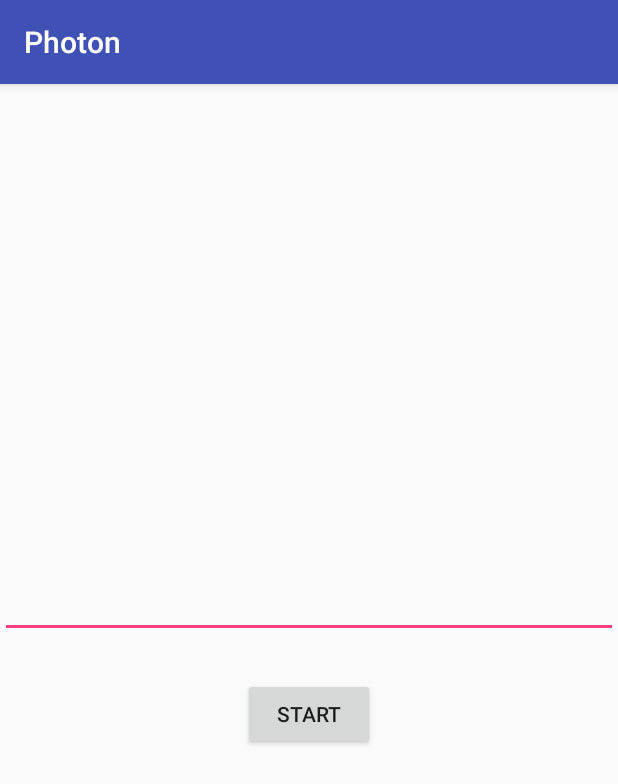
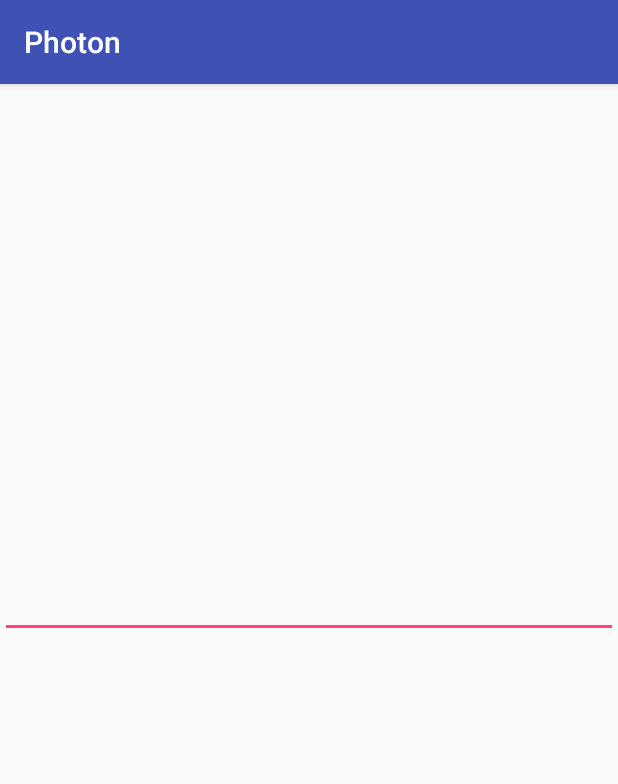
Before and after one commit to amitness/photon, an Android app: the ReceiveActivity screen opened directly, with no data from a screen before it, on a phone screen of 412 x 824 dp. Shown: the top 784 px of the screen. Run offline under Robolectric (Android 15) with nearby library versions, the phone set to English and light mode, and no system bars.

Commit message:
Remove manual start from receiver

```diff
--- a/app/src/main/java/com/amitness/photon/ReceiveActivity.java
+++ b/app/src/main/java/com/amitness/photon/ReceiveActivity.java
@@ -7,7 +7,6 @@ import android.hardware.SensorManager;
 import android.os.Bundle;
 import android.support.v7.app.AppCompatActivity;
 import android.util.Log;
-import android.view.View;
 import android.widget.TextView;
 
 import com.amitness.photon.utils.BaudotCode;
@@ -163,8 +162,4 @@ public class ReceiveActivity extends AppCompatActivity {
 //        updateUI();
         super.onStop();
     }
-
-    public void notifyStart(View v) {
-        Log.d("startReceive", "Receive Started");
-    }
 }
--- a/app/src/main/res/layout/activity_receive.xml
+++ b/app/src/main/res/layout/activity_receive.xml
@@ -24,14 +24,6 @@
             tools:layout_editor_absoluteX="72dp"
             tools:layout_editor_absoluteY="147dp" />
 
-        <Button
-            android:id="@+id/buttonStart"
-            android:layout_width="wrap_content"
-            android:layout_height="wrap_content"
-            android:layout_alignParentBottom="true"
-            android:layout_centerHorizontal="true"
-            android:onClick="notifyStart"
-            android:text="@string/button_start" />
     </RelativeLayout>
 
 </android.support.constraint.ConstraintLayout>
```
